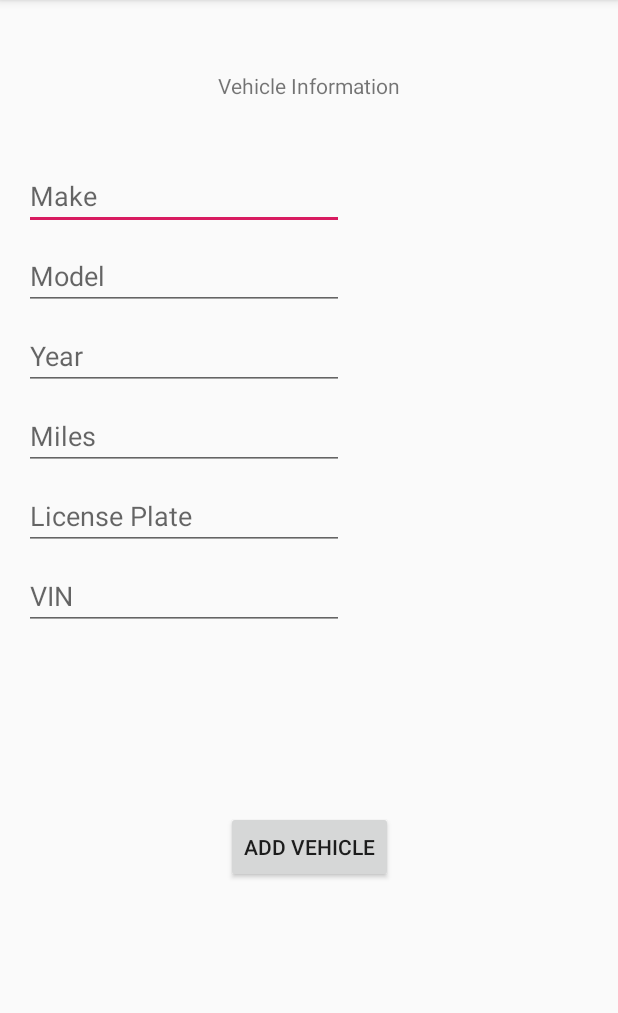
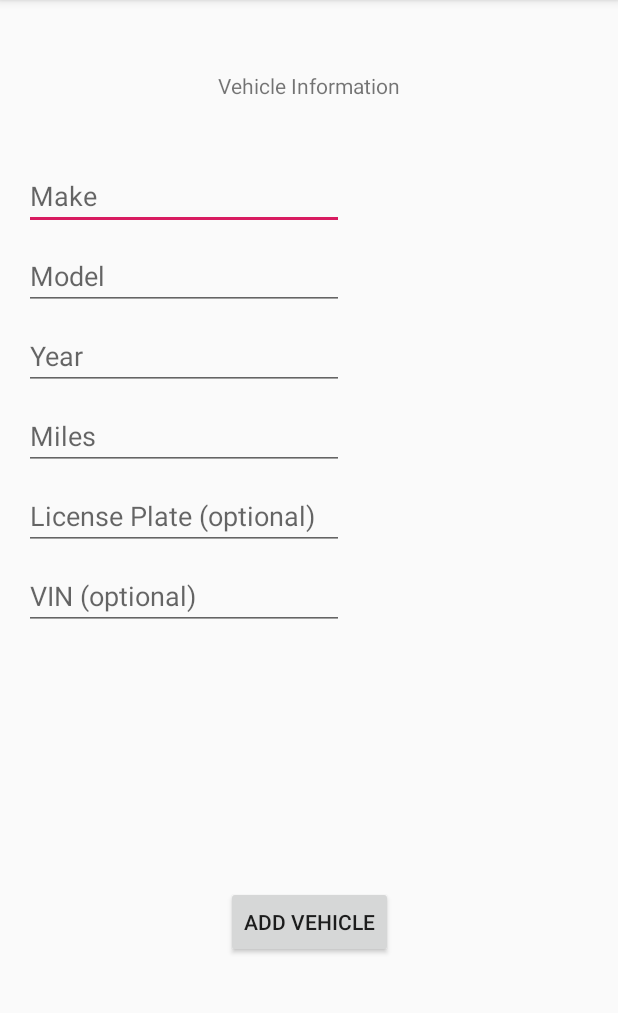
Before and after one commit to Blomquist-Ryan/Automaintenance, an Android app: the screen it shows after launch (NewVehicle), after a tap on "ADD VEHICLE", on a phone screen of 412 x 824 dp, the part 84-1097 px from its top. Run offline under Robolectric (Android 15) with nearby library versions, the phone set to English and light mode, and no system bars.

Commit message:
Created error checking for empty fields when adding a vehicle.

```diff
--- a/app/src/main/java/com/example/automaintenance/MainActivity.java
+++ b/app/src/main/java/com/example/automaintenance/MainActivity.java
@@ -5,6 +5,7 @@ import android.content.SharedPreferences;
 import android.preference.PreferenceManager;
 import android.support.v7.app.AppCompatActivity;
 import android.os.Bundle;
+import android.util.Log;
 import android.view.View;
 import android.widget.TextView;
 import com.google.gson.Gson;
@@ -13,19 +14,22 @@ import java.util.ArrayList;
 import java.util.List;
 
 public class MainActivity extends AppCompatActivity {
+    private static final String TAG = "In onCreate";
     List<Vehicle> vehicleList = new ArrayList<>();
     public String savedVehicle = null;
 
     @Override
     protected void onCreate(Bundle savedInstanceState) {
         super.onCreate(savedInstanceState);
+
         setContentView(R.layout.activity_main);
 
-        if (savedVehicle != null) {
-            load();
-        }
 
-        save();
+        load();
+            Log.i(TAG, "onCreate: Loaded vehicle from savedPrefences " + savedVehicle + ".");
+
+        //save();
+        //Log.i(TAG, "onCreate: Loaded vehicle from savedPrefences " + savedVehicle + ".");
     }
 
     public void addToVehicleList(View view){
@@ -45,12 +49,20 @@ public class MainActivity extends AppCompatActivity {
         SharedPreferences.Editor editor = mSettings.edit();
         editor.putString(savedVehicle, "savedVehicle");
         editor.apply();
+        Log.i(TAG, "onCreate: Loaded vehicle from savedPrefences " + savedVehicle + ".");
     }
 
     public void load() {
         Gson gson = new Gson();
         SharedPreferences mSettings = this.getSharedPreferences("name_preferences.xml", 0);
-        String sharedprefs = mSettings.getString("missing","savedVehicle");
-        vehicleList = gson.fromJson(sharedprefs, new TypeToken<List<Vehicle>>(){}.getType());
+        String savedVehicleInfo = mSettings.getString("vehicle","Missing");
+
+        if (savedVehicleInfo.equals("Missing")) {
+            Log.i("Inside Load", "Couldn't load savedVehicleInfo.");
+        }
+        else {
+            vehicleList = gson.fromJson(savedVehicleInfo, new TypeToken<List<Vehicle>>() {
+            }.getType());
+        }
     }
 }
--- a/app/src/main/res/layout/activity_new_vehicle.xml
+++ b/app/src/main/res/layout/activity_new_vehicle.xml
@@ -70,7 +70,7 @@
         android:layout_marginLeft="16dp"
         android:layout_marginTop="8dp"
         android:ems="10"
-        android:hint="License Plate"
+        android:hint="License Plate (optional)"
         android:inputType="textPersonName"
         app:layout_constraintStart_toStartOf="parent"
         app:layout_constraintTop_toBottomOf="@+id/newMiles" />
@@ -83,7 +83,7 @@
         android:layout_marginLeft="16dp"
         android:layout_marginTop="8dp"
         android:ems="10"
-        android:hint="VIN"
+        android:hint="VIN (optional)"
         android:inputType="textPersonName"
         app:layout_constraintStart_toStartOf="parent"
         app:layout_constraintTop_toBottomOf="@+id/newLicense" />
@@ -102,11 +102,13 @@
         android:id="@+id/button8"
         android:layout_width="wrap_content"
         android:layout_height="wrap_content"
-        android:layout_marginBottom="179dp"
+        android:layout_marginTop="153dp"
+        android:layout_marginBottom="112dp"
         android:onClick="returnToHomePage"
         android:text="Add Vehicle"
         app:layout_constraintBottom_toBottomOf="parent"
         app:layout_constraintEnd_toEndOf="parent"
-        app:layout_constraintStart_toStartOf="parent" />
+        app:layout_constraintStart_toStartOf="parent"
+        app:layout_constraintTop_toBottomOf="@+id/newVin" />
 
 </android.support.constraint.ConstraintLayout>
```
Also changed, not shown: app/src/main/java/com/example/automaintenance/DIY.java (+1 -16 lines), app/src/main/java/com/example/automaintenance/NewVehicle.java (+36 -10 lines), app/src/main/java/com/example/automaintenance/Vehicle.java (+28 -0 lines).
